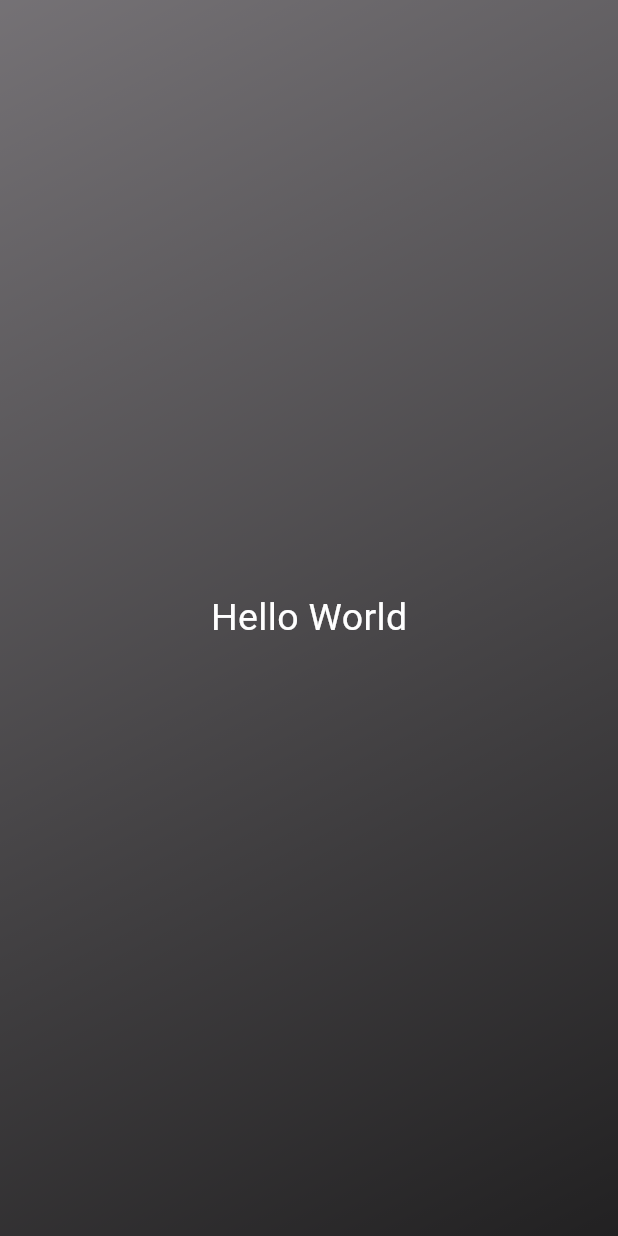
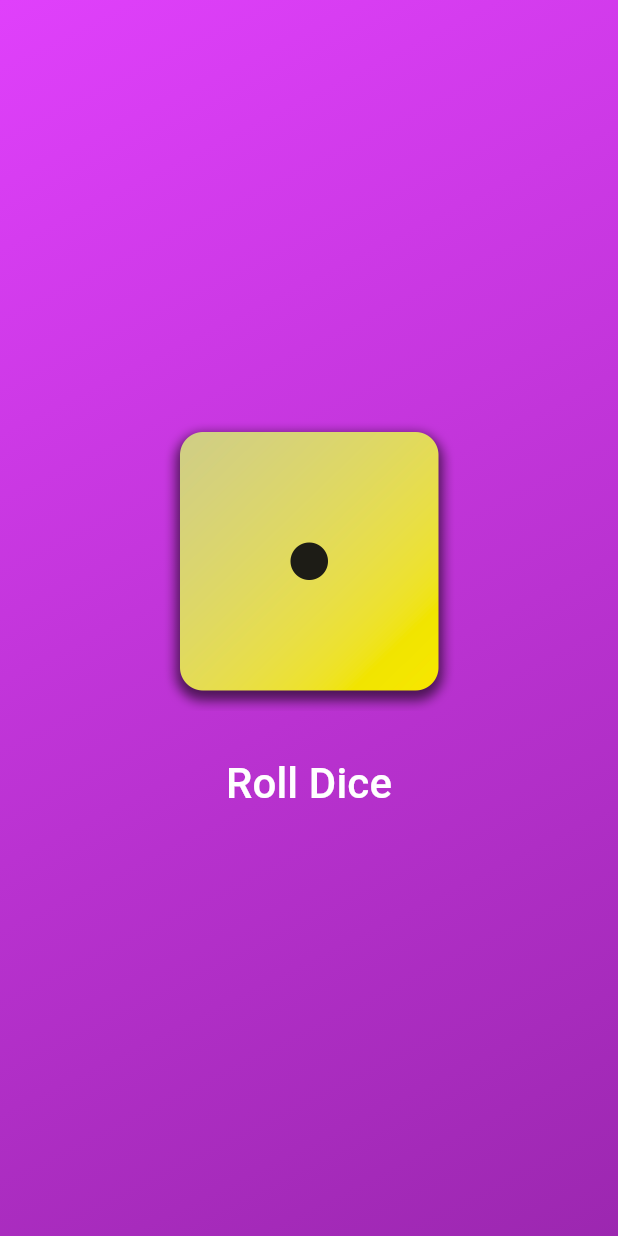
Before and after one commit to rafaeldellaquila/dice-app, a Flutter app: the screen it shows after launch, on a phone screen of 412 x 824 dp. Run offline on Flutter 3.47's test engine with Material 3 defaults, Android fonts, the phone set to English and light mode, and no system bars.

Commit message:
:lipstick: create a gradient container and styled text to study props drilling

```diff
--- a/lib/gradient_container.dart
+++ b/lib/gradient_container.dart
@@ -1,27 +1,56 @@
 import 'package:flutter/material.dart';
-import 'package:flutter_dice/styled_text.dart';
 
-var startAlign = Alignment.topLeft;
-var endAlign = Alignment.bottomRight;
+const startAlign = Alignment.topLeft;
+const endAlign = Alignment.bottomRight;
+const purpleGd = [Colors.purpleAccent, Colors.purple];
 
 class GradientContainer extends StatelessWidget {
-  const GradientContainer({super.key});
+  GradientContainer({super.key, required this.colors});
+
+  GradientContainer.purple({super.key}) : colors = purpleGd;
+
+  final List<Color> colors;
+
+  var activeDiceImage = 'assets/images/dice-1.png';
+
+  void rollDice() {
+    activeDiceImage = 'assets/images/dice-2.png';
+    print('change image');
+  }
 
   @override
   Widget build(BuildContext context) {
     return Container(
       decoration: BoxDecoration(
         gradient: LinearGradient(
-          colors: const [
-            Colors.black54,
-            Colors.black87,
-          ],
+          colors: colors,
           begin: startAlign,
           end: endAlign,
         ),
       ),
-      child: const Center(
-        child: StyledText(),
+      child: Center(
+        child: Column(
+          mainAxisSize: MainAxisSize.min,
+          children: [
+            Image.asset(
+              activeDiceImage,
+              width: 200,
+            ),
+            const SizedBox(height: 20),
+            TextButton(
+              onPressed: rollDice,
+              style: TextButton.styleFrom(
+                foregroundColor: Colors.white,
+              ),
+              child: const Text(
+                'Roll Dice',
+                style: TextStyle(
+                  fontSize: 28,
+                ),
+              ),
+            )
+          ],
+        ),
       ),
     );
   }
--- a/lib/main.dart
+++ b/lib/main.dart
@@ -3,10 +3,8 @@ import 'package:flutter_dice/gradient_container.dart';
 
 void main() {
   runApp(
-    const MaterialApp(
-      home: Scaffold(
-        body: GradientContainer(),
-      ),
+    MaterialApp(
+      home: Scaffold(body: GradientContainer.purple()),
     ),
   );
 }
--- a/lib/styled_text.dart
+++ b/lib/styled_text.dart
@@ -1,13 +1,15 @@
 import 'package:flutter/material.dart';
 
 class StyledText extends StatelessWidget {
-  const StyledText({super.key});
+  const StyledText({super.key, required this.text});
+
+  final String text;
 
   @override
   Widget build(BuildContext context) {
-    return const Text(
-      'Hello World',
-      style: TextStyle(
+    return Text(
+      text,
+      style: const TextStyle(
         fontSize: 25,
         color: Colors.white,
       ),
```
